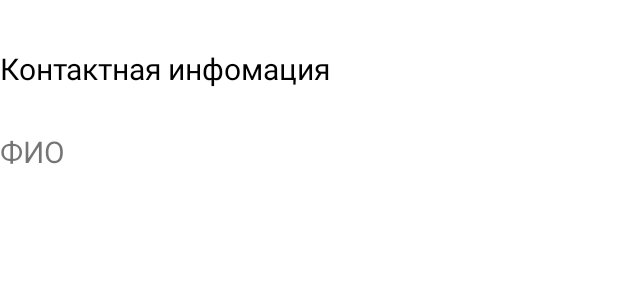
After one commit to medetbekov002/stylescope, an Android app: the layout item_on_board.xml on its own in the app's theme, with its tools: preview values and no code run, on a phone screen of 412 x 824 dp. The commit adds this screen. Shown: the top 300 px of the screen. Run offline under Robolectric (Android 15) with nearby library versions, the phone set to English and light mode, and no system bars.

Commit message:
designers2

```diff
--- /dev/null
+++ b/app/src/main/res/layout/item_on_board.xml
@@ -0,0 +1,27 @@
+<?xml version="1.0" encoding="utf-8"?>
+<LinearLayout xmlns:android="http://schemas.android.com/apk/res/android"
+
+    android:layout_width="match_parent"
+    android:layout_height="match_parent"
+    android:orientation="vertical">
+
+    <TextView
+        android:id="@+id/tv_title"
+        android:layout_width="wrap_content"
+        android:layout_height="wrap_content"
+        android:layout_marginTop="32dp"
+        android:text="Контактная инфомация"
+        android:textColor="@color/black"
+        android:textSize="20sp"
+         />
+
+    <TextView
+        android:id="@+id/tv_desc"
+        android:layout_width="wrap_content"
+        android:layout_height="wrap_content"
+        android:layout_marginTop="28dp"
+        android:text="ФИО"
+        android:textSize="20sp"
+         />
+
+</LinearLayout>
```
Also changed, not shown: app/src/main/res/layout/fragment_selected_designers.xml (+121 -5 lines), app/src/main/res/drawable-v24/line_2.png (added).
